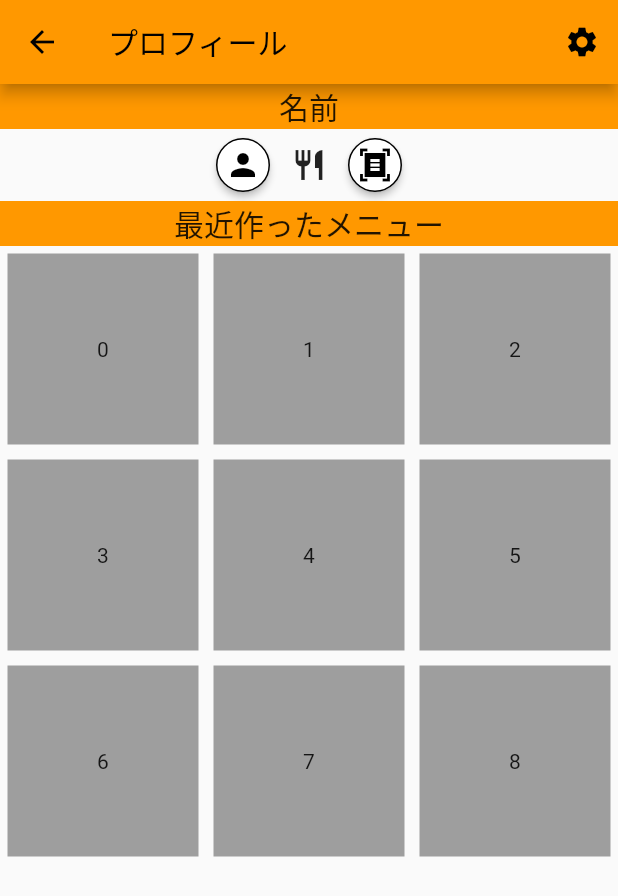
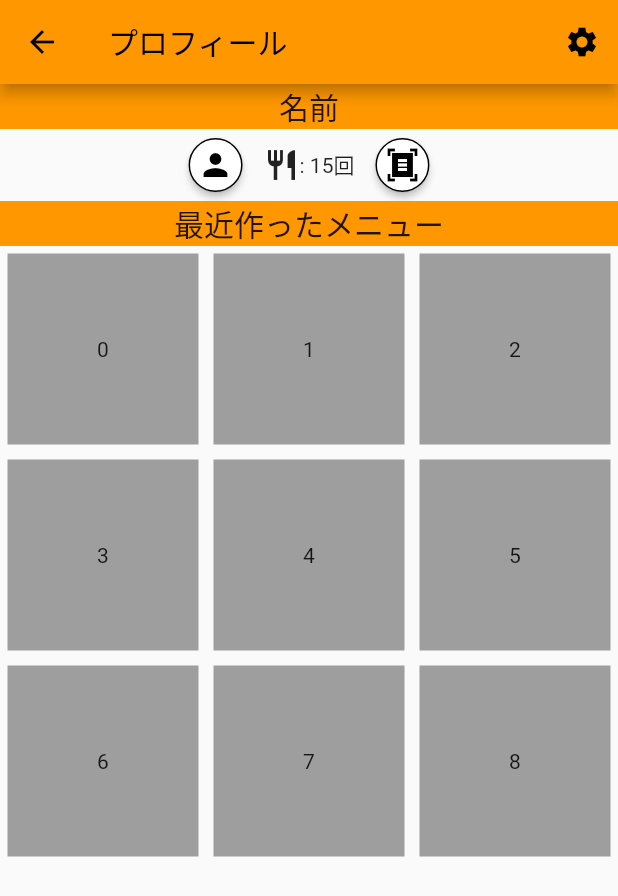
Before and after one commit to enpitut2021/phoenix, a Flutter app: the ProfilPage screen opened by its route, on a phone screen of 412 x 824 dp. Shown: the top 896 px of the screen. Run offline on Flutter 3.47's test engine with Material 2 defaults, Android fonts, the phone set to English and light mode, and no system bars; our stand-ins replace cloud_firestore, firebase_core; missing offline and left inert: cloud_firestore_web, firebase_core_web, firebase_storage_web, flutter_keyboard_visibility_web, image_picker_for_web; accounts and stored records are empty.

Commit message:
Userデータの追加

```diff
--- /dev/null
+++ b/lib/Model/user/friend_recipe_id.json
@@ -0,0 +1,5 @@
+{
+    "register recipe id" : [20, 30],
+    "recently recipe id" : [10, 3, 6],
+    "friend id" : [12, 1, 3, 5]
+}
--- /dev/null
+++ b/lib/Model/user/user_info.json
@@ -0,0 +1,6 @@
+{
+    "name" : "en-Pit phoenix",
+    "id" : 1,
+    "password" : "hogehoge",
+    "count" : 15
+}
--- a/lib/pages/profil/profil.dart
+++ b/lib/pages/profil/profil.dart
@@ -73,7 +73,8 @@ Widget _goto_friedlist_or_registerrecipe(BuildContext context) {
         alignment: Alignment.center,
       ),
       Container(
-        child: const Icon(Icons.restaurant),
+        child: Row(
+            children: const <Widget>[Icon(Icons.restaurant), Text(": 15回")]),
         alignment: Alignment.center,
       ),
       Container(
```
Also changed, not shown: lib/Model/user/user_info_load.dart (added, +15 -0 lines), lib/Model/user/user_model.dart (renamed from lib/pages/profil/user_model.dart), 1 other file.
